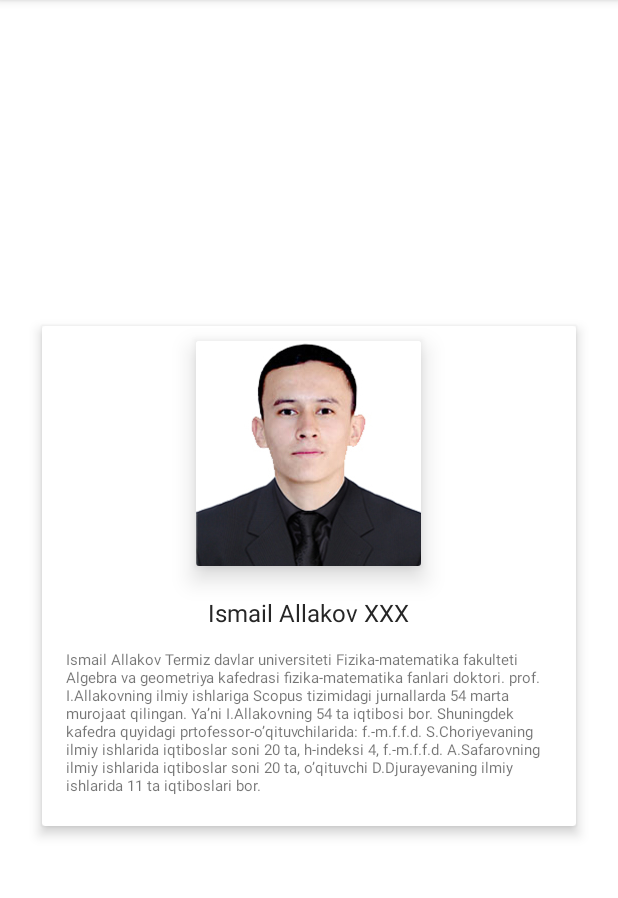
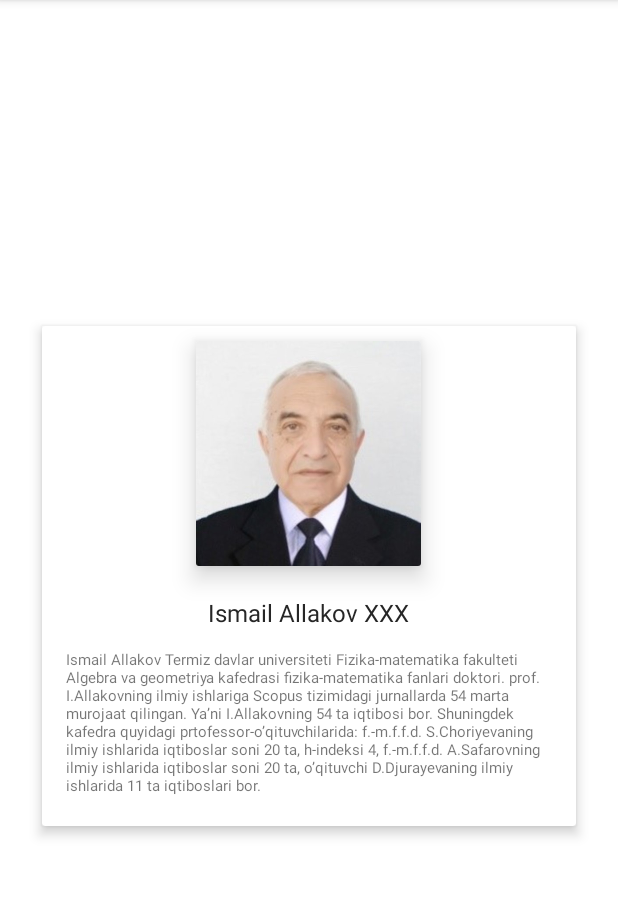
Before and after one commit to asadbekakmedov2001/ustoziga, an Android app: the fragment SlideshowFragment shown on its own in the app's theme, on a phone screen of 412 x 824 dp, the part 84-982 px from its top. Run offline under Robolectric (Android 15) with nearby library versions, the phone set to English and light mode, and no system bars.

Commit message:
Update fragment_slideshow.xml

```diff
--- a/app/src/main/res/layout/fragment_slideshow.xml
+++ b/app/src/main/res/layout/fragment_slideshow.xml
@@ -34,7 +34,7 @@
                     android:layout_width="150dp"
                     android:layout_height="150dp"
                     android:scaleType="centerCrop"
-                    android:src="@drawable/rasm"
+                    android:src="@drawable/ismailallakov"
                     />
 
             </androidx.cardview.widget.CardView>
```
